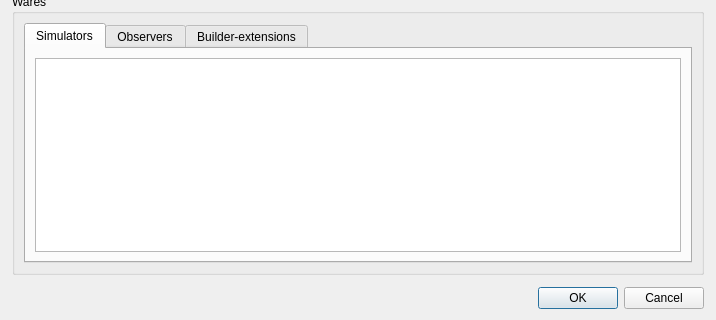
First picture: the form in src/openfluid/ui/waresdev/WaresSrcExportDialog.ui, repository OpenFLUID/openfluid, before the edit; both pictures show x 0 to 716 and y 303 to 623 of the 716 by 623 pixel window.
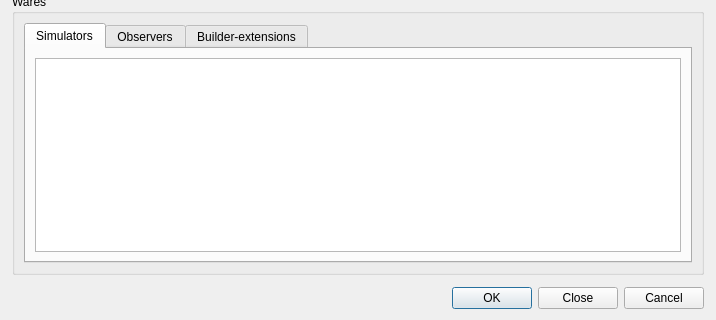
Second picture: the form after the edit. The open tabs and pages were chosen to show the change.

```diff
--- a/src/openfluid/ui/waresdev/WaresSrcExportDialog.ui
+++ b/src/openfluid/ui/waresdev/WaresSrcExportDialog.ui
@@ -235,7 +235,7 @@
         </sizepolicy>
        </property>
        <property name="standardButtons">
-        <set>QDialogButtonBox::Cancel|QDialogButtonBox::Ok</set>
+        <set>QDialogButtonBox::Cancel|QDialogButtonBox::Close|QDialogButtonBox::Ok</set>
        </property>
       </widget>
      </item>
```
Left out of the diff: 28 changed lines with no effect on the pictures.
